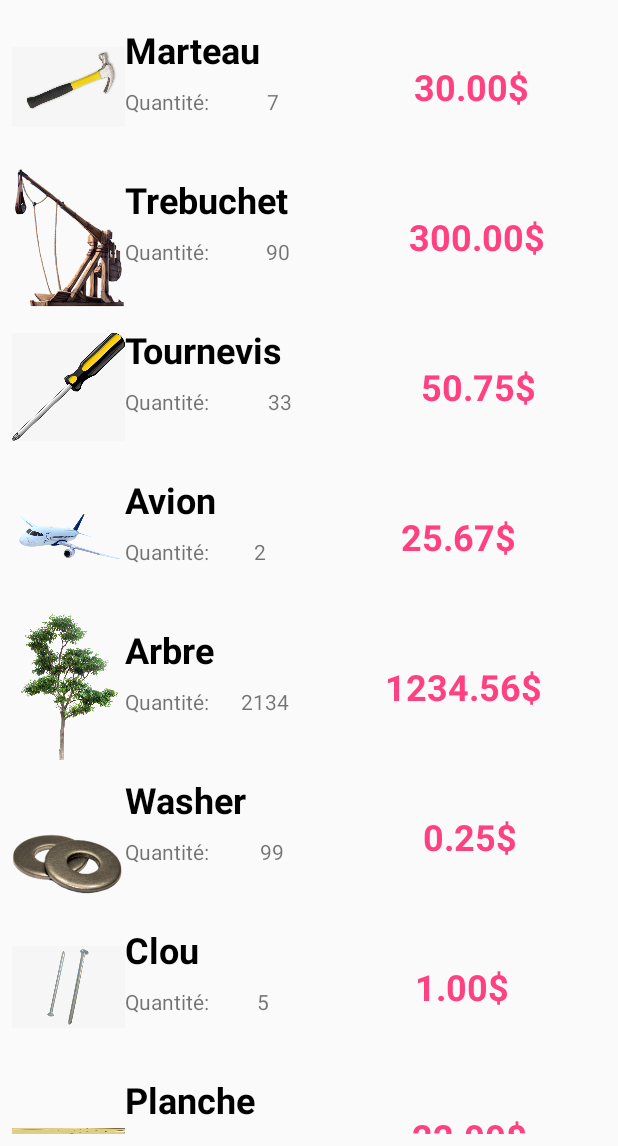
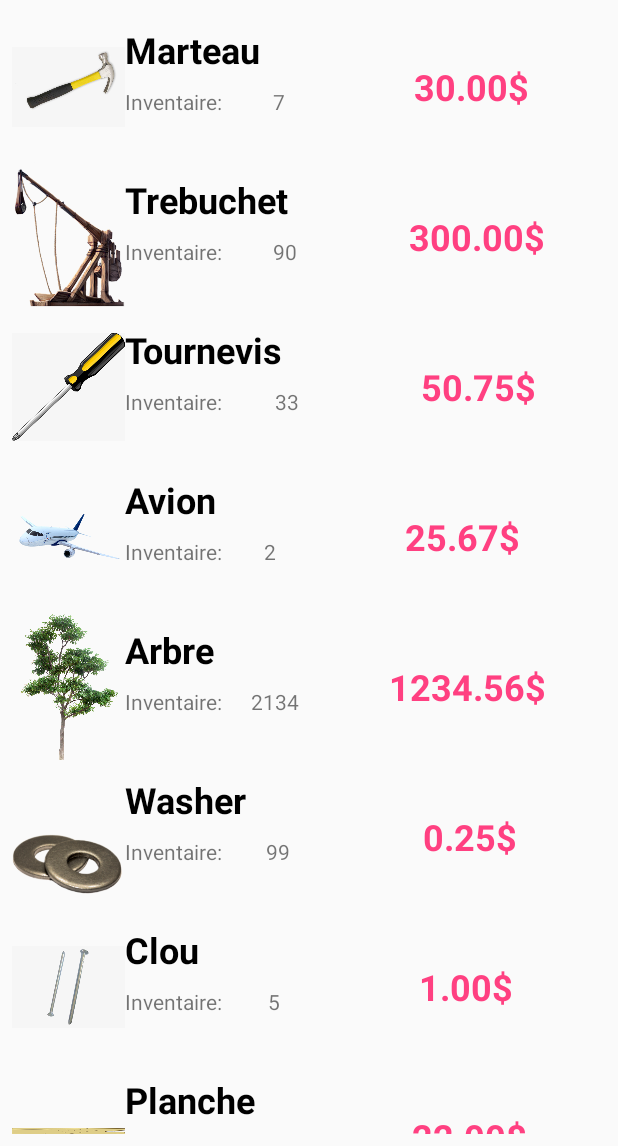
Before and after one commit to AnthonyGosselin/CREUS_v.453, an Android app: the ShopActivity screen opened directly, with no data from a screen before it, on a phone screen of 412 x 824 dp, the part 90-1236 px from its top. Run offline under Robolectric (Android 15) with nearby library versions, the phone set to English and light mode, and no system bars.

Commit message:
legit changer juste un mot

```diff
--- a/app/src/main/res/layout/list_cell.xml
+++ b/app/src/main/res/layout/list_cell.xml
@@ -43,7 +43,7 @@
                 android:layout_width="wrap_content"
                 android:layout_height="wrap_content"
                 android:layout_weight="1"
-                android:text="Quantité:" />
+                android:text="Inventaire:" />
 
             <TextView
                 android:id="@+id/textQty"
```
